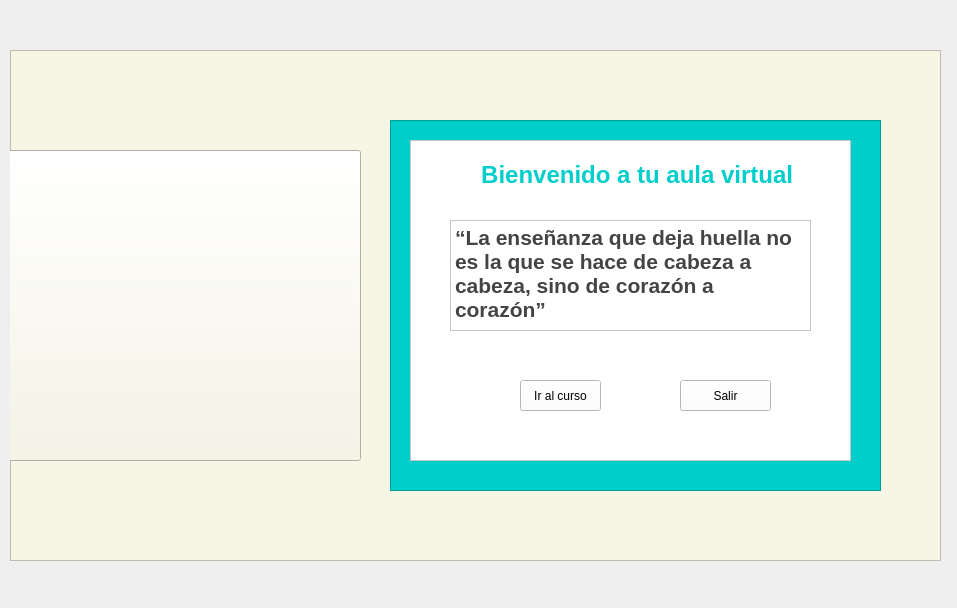
Qt form AulaVirtual/bienvenidaEstudiante.ui (micaelCZ/AulaVirtual_VersionFinal) before a commit.
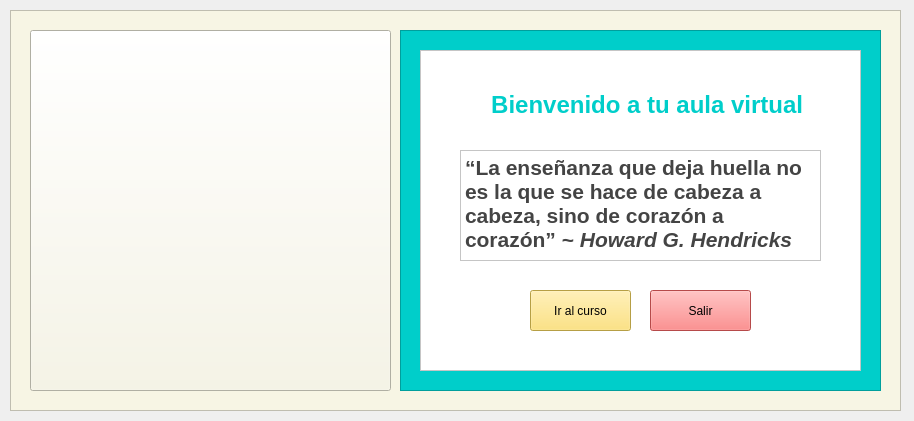
The same form after that commit. Icons and pictures are not drawn.

What changed in the file:
```diff
--- a/AulaVirtual/bienvenidaEstudiante.ui
+++ b/AulaVirtual/bienvenidaEstudiante.ui
@@ -6,8 +6,8 @@
    <rect>
     <x>0</x>
     <y>0</y>
-    <width>957</width>
-    <height>608</height>
+    <width>914</width>
+    <height>421</height>
    </rect>
   </property>
   <property name="windowTitle">
@@ -20,9 +20,9 @@
    <property name="geometry">
     <rect>
      <x>10</x>
-     <y>50</y>
-     <width>931</width>
-     <height>511</height>
+     <y>10</y>
+     <width>891</width>
+     <height>401</height>
     </rect>
    </property>
    <property name="styleSheet">
@@ -37,10 +37,10 @@
    <widget class="QFrame" name="frame_2">
     <property name="geometry">
      <rect>
-      <x>380</x>
-      <y>70</y>
-      <width>491</width>
-      <height>371</height>
+      <x>390</x>
+      <y>20</y>
+      <width>481</width>
+      <height>361</height>
      </rect>
     </property>
     <property name="styleSheet">
@@ -74,7 +74,7 @@
       <property name="geometry">
        <rect>
         <x>70</x>
-        <y>20</y>
+        <y>40</y>
         <width>321</width>
         <height>31</height>
        </rect>
@@ -87,7 +87,7 @@
       <property name="geometry">
        <rect>
         <x>40</x>
-        <y>80</y>
+        <y>100</y>
         <width>361</width>
         <height>111</height>
        </rect>
@@ -107,7 +107,7 @@
 li.unchecked::marker { content: &quot;\2610&quot;; }
 li.checked::marker { content: &quot;\2612&quot;; }
 &lt;/style&gt;&lt;/head&gt;&lt;body style=&quot; font-family:'Segoe UI'; font-size:20pt; font-weight:700; font-style:normal;&quot;&gt;
-&lt;p style=&quot; margin-top:0px; margin-bottom:0px; margin-left:0px; margin-right:0px; -qt-block-indent:0; text-indent:0px;&quot;&gt;&lt;span style=&quot; font-family:'Roboto'; font-size:16pt; color:#444444; background-color:#ffffff;&quot;&gt;“La enseñanza que deja huella no es la que se hace de cabeza a cabeza, sino de corazón a corazón”&lt;/span&gt;&lt;/p&gt;&lt;/body&gt;&lt;/html&gt;</string>
+&lt;p style=&quot; margin-top:0px; margin-bottom:0px; margin-left:0px; margin-right:0px; -qt-block-indent:0; text-indent:0px;&quot;&gt;&lt;span style=&quot; font-family:'Roboto'; font-size:16pt; color:#444444; background-color:#ffffff;&quot;&gt;“La enseñanza que deja huella no es la que se hace de cabeza a cabeza, sino de corazón a corazón” ~ &lt;/span&gt;&lt;span style=&quot; font-family:'Roboto'; font-size:16pt; font-style:italic; color:#444444; background-color:#ffffff;&quot;&gt;Howard G. Hendricks&lt;/span&gt;&lt;/p&gt;&lt;/body&gt;&lt;/html&gt;</string>
       </property>
      </widget>
      <widget class="QPushButton" name="botonIrCurso">
@@ -115,12 +115,13 @@
        <rect>
         <x>110</x>
         <y>240</y>
-        <width>81</width>
-        <height>31</height>
+        <width>101</width>
+        <height>41</height>
        </rect>
       </property>
       <property name="styleSheet">
-       <string notr="true">font: 700 12pt &quot;Segoe UI&quot;;</string>
+       <string notr="true">font: 700 12pt &quot;Segoe UI&quot;;
+background-color: rgb(255, 223, 96);</string>
       </property>
       <property name="text">
        <string>Ir al curso</string>
@@ -129,14 +130,16 @@
      <widget class="QPushButton" name="botonSalirBienvenida">
       <property name="geometry">
        <rect>
-        <x>270</x>
+        <x>230</x>
         <y>240</y>
-        <width>91</width>
-        <height>31</height>
+        <width>101</width>
+        <height>41</height>
        </rect>
       </property>
       <property name="styleSheet">
-       <string notr="true">font: 700 12pt &quot;Segoe UI&quot;;</string>
+       <string notr="true">
+background-color: rgb(255, 103, 103);
+font: 700 12pt &quot;Segoe UI&quot;;</string>
       </property>
       <property name="text">
        <string>Salir</string>
@@ -147,10 +150,10 @@
    <widget class="QPushButton" name="pushButton_3">
     <property name="geometry">
      <rect>
-      <x>-10</x>
-      <y>100</y>
+      <x>20</x>
+      <y>20</y>
       <width>361</width>
-      <height>311</height>
+      <height>361</height>
      </rect>
     </property>
     <property name="text">
```
